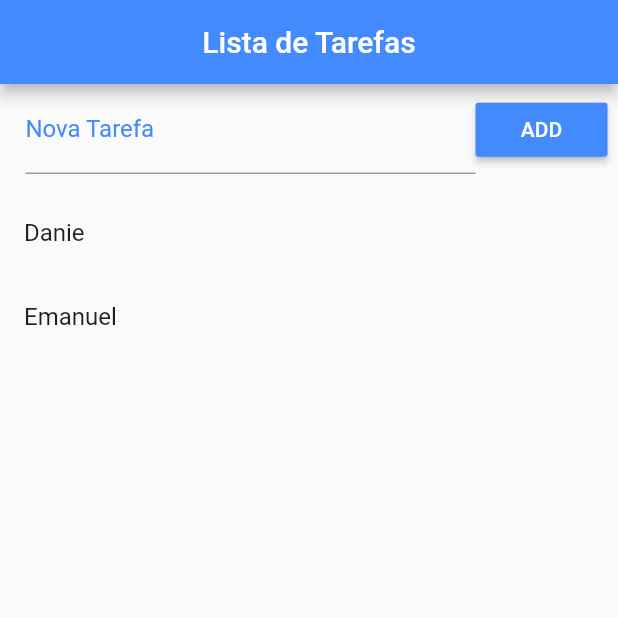
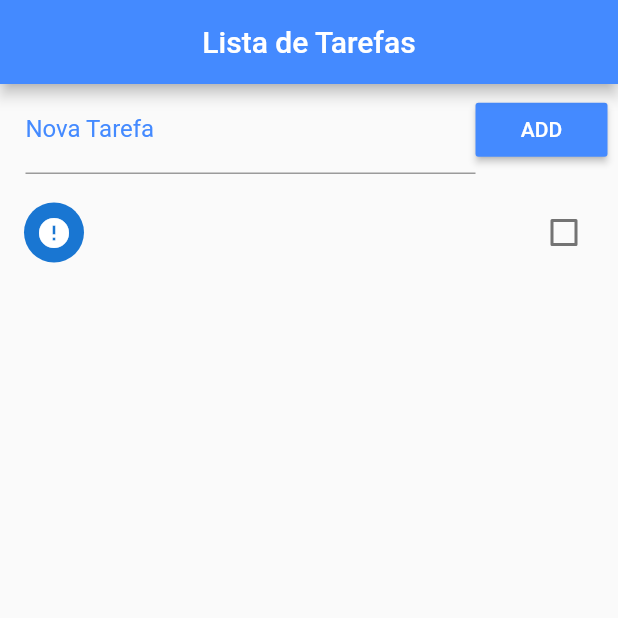
Before and after one commit to EmiltonDevNy/fluter_ListApp, a Flutter app: the screen it shows after launch, after a tap on "ADD", on a phone screen of 412 x 824 dp, the top half of it. Run offline on Flutter 3.47's test engine with Material 2 defaults, Android fonts, the phone set to English and light mode, and no system bars.

Commit message:
Adicionado - Função adicionar na lista

```diff
--- a/lib/main.dart
+++ b/lib/main.dart
@@ -17,7 +17,20 @@
 
 class _HomeState extends State<Home> {
 
-  List _toDoList = ["Danie", "Emanuel"];
+  final _toDoController = TextEditingController();
+
+  List _toDoList = [];
+
+  void _addToDo() {
+    setState(() {
+      Map<String, dynamic> newToDo = Map();
+      newToDo["title"] = _toDoController.text;
+      _toDoController.text = "";
+      newToDo["ok"] = false;
+      _toDoList.add(newToDo);
+    });
+  }
+
   @override
   Widget build(BuildContext context) {
     return Scaffold(
@@ -34,6 +47,7 @@
               children: <Widget>[
                 Expanded(
                   child: TextField(
+                    controller: _toDoController,
                     decoration: InputDecoration(
                         labelText: "Nova Tarefa",
                         labelStyle: TextStyle(color: Colors.blueAccent)
@@ -44,7 +58,7 @@
                   color: Colors.blueAccent,
                   child: Text("ADD"),
                   textColor: Colors.white,
-                  onPressed: (){},
+                  onPressed: _addToDo,
                 )
               ],
             ),
@@ -54,9 +68,18 @@
               padding: EdgeInsets.only(top: 10.0),
                 itemCount: _toDoList.length,
                 itemBuilder: (context, index){
-                  return ListTile(
-                    title: Text(_toDoList[index]),
-                  );
+                  return CheckboxListTile(
+                    title: Text(_toDoList[index]["title"]),
+                    value: _toDoList[index]["ok"],
+                    secondary: CircleAvatar(
+                      child: Icon( _toDoList[index]["ok"] ?
+                          Icons.check : Icons.error),),
+                    onChanged: (c) {
+                      setState(() {
+                        _toDoList[index]["ok"] = c;
+                      });
+                    },
+                    );
                 }),
           )
         ],
```
